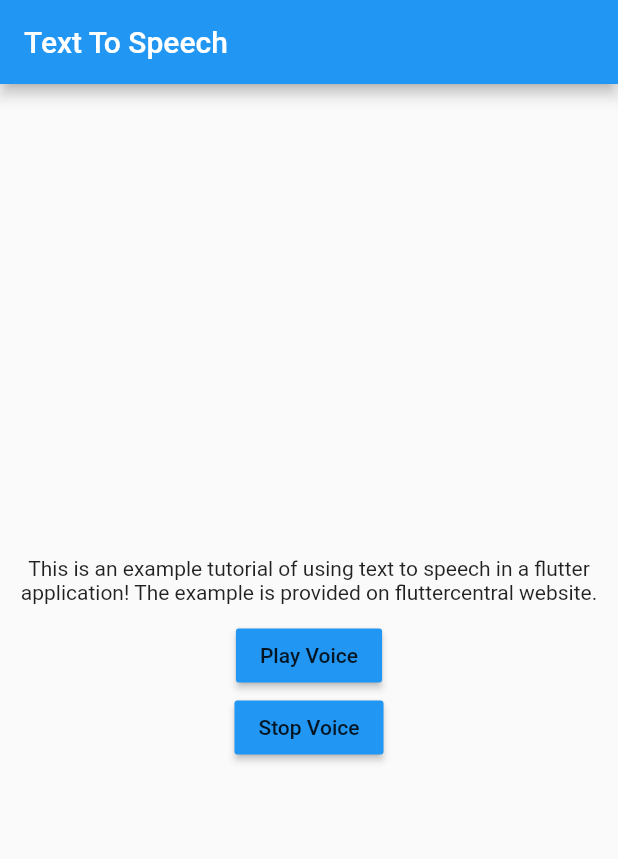
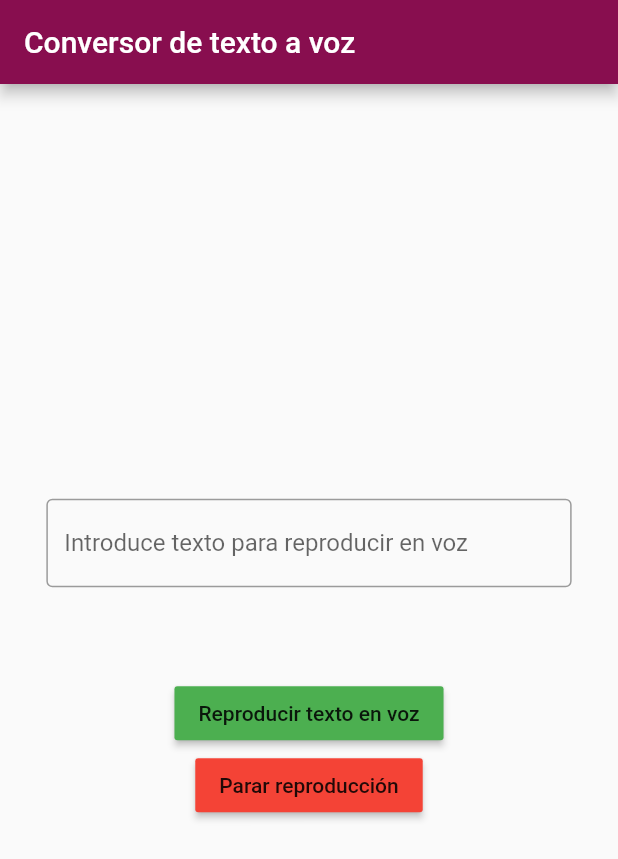
Before and after one commit to dmarinmdam1/Text-To-Speech, a Flutter app: the screen it shows after launch, on a phone screen of 412 x 824 dp. Shown: the top 859 px of the screen. Run offline on Flutter 3.47's test engine with Material 2 defaults, Android fonts, the phone set to English and light mode, and no system bars; missing offline and left inert: flutter_text_to_speech.

Commit message:
Working and customized

```diff
--- /dev/null
+++ b/lib/MyHomePage.dart
@@ -0,0 +1,87 @@
+import 'package:flutter/material.dart';
+import 'package:flutter_text_to_speech/flutter_text_to_speech.dart';
+
+class MyHomePage extends StatefulWidget {
+  MyHomePage({Key key, this.title}) : super(key: key);
+
+  final String title;
+
+  @override
+  _MyHomePageState createState() => _MyHomePageState();
+}
+
+class _MyHomePageState extends State<MyHomePage> {
+  VoiceController _voiceController;
+
+  String text = '';
+
+  @override
+  void initState() {
+    _voiceController = FlutterTextToSpeech.instance.voiceController();
+    super.initState();
+  }
+
+  @override
+  void dispose() {
+    super.dispose();
+    _voiceController.stop();
+  }
+
+  _playVoice() {
+    _voiceController.init().then((_) {
+      if (text != '') {
+        _voiceController.setLanguage("es-ES");
+        _voiceController.speak(
+          text,
+          VoiceControllerOptions(),
+        );
+      }
+    });
+  }
+
+  _stopVoice() {
+    _voiceController.stop();
+  }
+
+  @override
+  Widget build(BuildContext context) {
+    return Scaffold(
+      appBar: AppBar(
+        title: Text(widget.title),
+      ),
+      body: Center(
+        child: Column(
+          crossAxisAlignment: CrossAxisAlignment.center,
+          mainAxisAlignment: MainAxisAlignment.center,
+          children: [
+            SizedBox(
+              width: MediaQuery.of(context).size.width * 0.85,
+              child: TextField(
+                decoration: InputDecoration(
+                  border: OutlineInputBorder(),
+                  hintText: 'Introduce texto para reproducir en voz',
+                ),
+                onChanged: (TextField_text) {
+                  text = TextField_text;
+                },
+              ),
+            ),
+            SizedBox(
+              height: 60,
+            ),
+            RaisedButton(
+              onPressed: _playVoice,
+              color: Colors.green,
+              child: Text('Reproducir texto en voz'),
+            ),
+            RaisedButton(
+              onPressed: _stopVoice,
+              color: Colors.red,
+              child: Text('Parar reproducción'),
+            ),
+          ],
+        ),
+      ),
+    );
+  }
+}
--- a/lib/main.dart
+++ b/lib/main.dart
@@ -1,5 +1,5 @@
 import 'package:flutter/material.dart';
-import 'package:flutter_text_to_speech/flutter_text_to_speech.dart';
+import 'MyHomePage.dart';
 
 void main() => runApp(MyApp());
 
@@ -11,84 +11,22 @@ class MyApp extends StatelessWidget {
       debugShowCheckedModeBanner: false,
       title: 'Text To Speech',
       theme: ThemeData(
-        primarySwatch: Colors.blue,
+        primarySwatch: MaterialColor(0xFF880E4F, color),
       ),
-      home: MyHomePage(title: 'Text To Speech'),
+      home: MyHomePage(title: 'Conversor de texto a voz'),
     );
   }
+
+  final Map<int, Color> color = {
+    50: Color.fromRGBO(255, 0, 255, .1),
+    100: Color.fromRGBO(255, 0, 255, .2),
+    200: Color.fromRGBO(255, 0, 255, .3),
+    300: Color.fromRGBO(255, 0, 255, .4),
+    400: Color.fromRGBO(255, 0, 255, .5),
+    500: Color.fromRGBO(255, 0, 255, .6),
+    600: Color.fromRGBO(255, 0, 255, .7),
+    700: Color.fromRGBO(255, 0, 255, .8),
+    800: Color.fromRGBO(255, 0, 255, .9),
+    900: Color.fromRGBO(255, 0, 255, 1),
+  };
 }
-
-class MyHomePage extends StatefulWidget {
-  MyHomePage({Key key, this.title}) : super(key: key);
-
-  final String title;
-
-  @override
-  _MyHomePageState createState() => _MyHomePageState();
-}
-
-class _MyHomePageState extends State<MyHomePage> {
-  VoiceController _voiceController;
-
-  String text = 'This is an example tutorial of using text to speech in a flutter application! The example is provided on fluttercentral website.';
-
-  @override
-  void initState() {
-    _voiceController = FlutterTextToSpeech.instance.voiceController();
-
-    super.initState();
-  }
-
-  @override
-  void dispose() {
-    super.dispose();
-    _voiceController.stop();
-  }
-
-  _playVoice() {
-    _voiceController.init().then((_) {
-      _voiceController.speak(
-        text,
-        VoiceControllerOptions(),
-      );
-    });
-  }
-
-  _stopVoice() {
-    _voiceController.stop();
-  }
-
-  @override
-  Widget build(BuildContext context) {
-    return Scaffold(
-      appBar: AppBar(
-        title: Text(widget.title),
-      ),
-      body: Center(
-        child: Column(
-          crossAxisAlignment: CrossAxisAlignment.center,
-          mainAxisAlignment: MainAxisAlignment.center,
-          children: [
-            Text(
-              text,
-              textAlign: TextAlign.center,
-            ),
-            SizedBox(
-              height: 10,
-            ),
-            RaisedButton(
-              onPressed: _playVoice,
-              color: Colors.blue,
-              child: Text('Play Voice'),
-            ),
-            RaisedButton(
-              onPressed: _stopVoice,
-              color: Colors.blue,
-              child: Text('Stop Voice'),
-            ),
-          ],
-        ),
-      ),
-    );
-  }
-}
```
Also changed, not shown: lib/MyHomePageState.dart (added), 4 other files.
